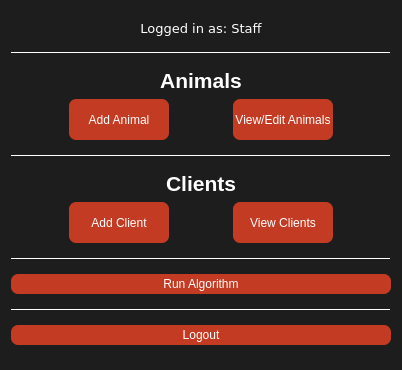
Above: deliverable2-code/staffhomepage.ui from ashleefoureyes/quackjaws before the change. Below: the same form after it.
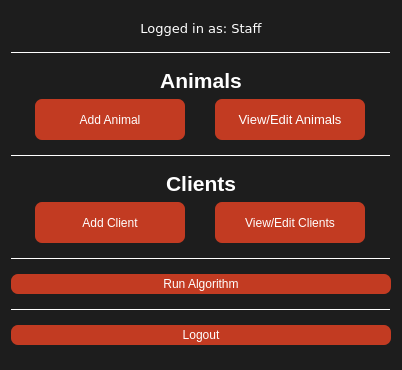
That is the form after the change. Icons and pictures are not drawn.

Diff of the .ui file:
```diff
--- a/deliverable2-code/staffhomepage.ui
+++ b/deliverable2-code/staffhomepage.ui
@@ -43,6 +43,7 @@
 background-color:#c23b22;
 border-radius:7px;
 min-height: 20px;
+min-width: 150px;
 }
 
 QPushButton:hover{
@@ -137,7 +138,7 @@
         <widget class="QPushButton" name="bAddAnimal">
          <property name="minimumSize">
           <size>
-           <width>100</width>
+           <width>150</width>
            <height>20</height>
           </size>
          </property>
@@ -156,7 +157,7 @@
         <widget class="QPushButton" name="bViewAnimals">
          <property name="minimumSize">
           <size>
-           <width>100</width>
+           <width>150</width>
            <height>20</height>
           </size>
          </property>
@@ -166,6 +167,11 @@
            <height>41</height>
           </size>
          </property>
+         <property name="font">
+          <font>
+           <pointsize>10</pointsize>
+          </font>
+         </property>
          <property name="text">
           <string>View/Edit Animals</string>
          </property>
@@ -225,7 +231,7 @@
         <widget class="QPushButton" name="bAddClient">
          <property name="minimumSize">
           <size>
-           <width>100</width>
+           <width>150</width>
            <height>20</height>
           </size>
          </property>
@@ -244,7 +250,7 @@
         <widget class="QPushButton" name="bViewClients">
          <property name="minimumSize">
           <size>
-           <width>100</width>
+           <width>150</width>
            <height>20</height>
           </size>
          </property>
@@ -255,7 +261,7 @@
           </size>
          </property>
          <property name="text">
-          <string>View Clients</string>
+          <string>View/Edit Clients</string>
          </property>
         </widget>
        </item>
```
Left out of the diff: 2 changed lines with no effect on the pictures.
